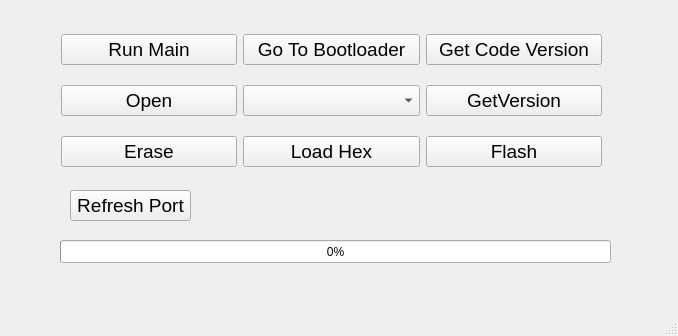
amin-amani/PICBootloader, file mainwindow.ui: the form before one commit.
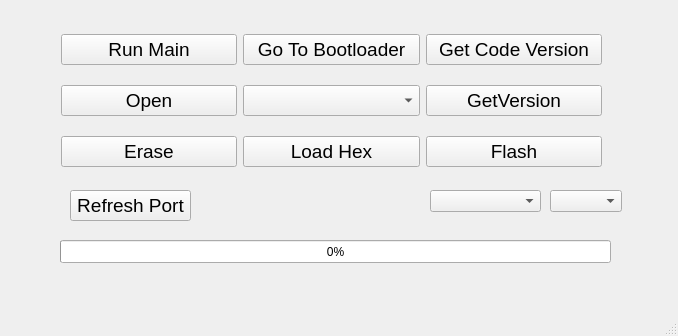
The form after the commit.

Commit message: feat: worked with main on modbus network

```diff
--- a/mainwindow.ui
+++ b/mainwindow.ui
@@ -45,7 +45,7 @@
      <string>Refresh Port</string>
     </property>
    </widget>
-   <widget class="QWidget" name="">
+   <widget class="QWidget" name="layoutWidget">
     <property name="geometry">
      <rect>
       <x>61</x>
@@ -162,6 +162,26 @@
      </item>
     </layout>
    </widget>
+   <widget class="QComboBox" name="CmbBoardType">
+    <property name="geometry">
+     <rect>
+      <x>430</x>
+      <y>190</y>
+      <width>111</width>
+      <height>22</height>
+     </rect>
+    </property>
+   </widget>
+   <widget class="QComboBox" name="CmbBoardID">
+    <property name="geometry">
+     <rect>
+      <x>550</x>
+      <y>190</y>
+      <width>72</width>
+      <height>22</height>
+     </rect>
+    </property>
+   </widget>
   </widget>
   <widget class="QMenuBar" name="menubar">
    <property name="geometry">
```
Left out of the diff: 2 changed lines with no effect on the pictures. The commit also changes 1 other file.
